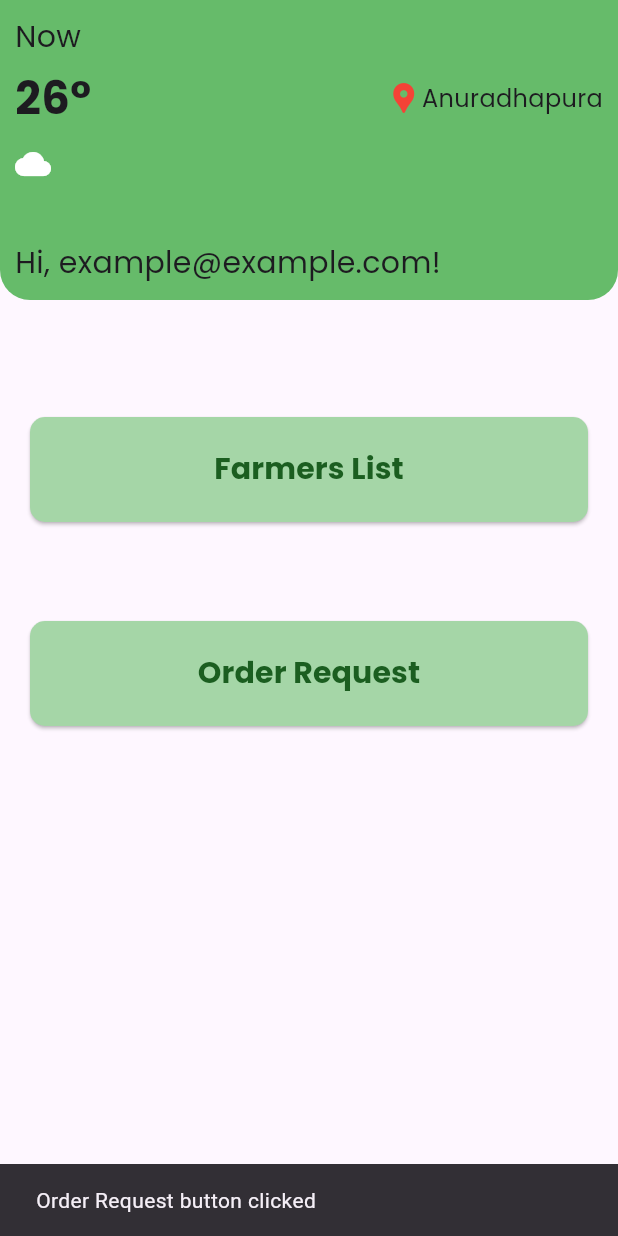
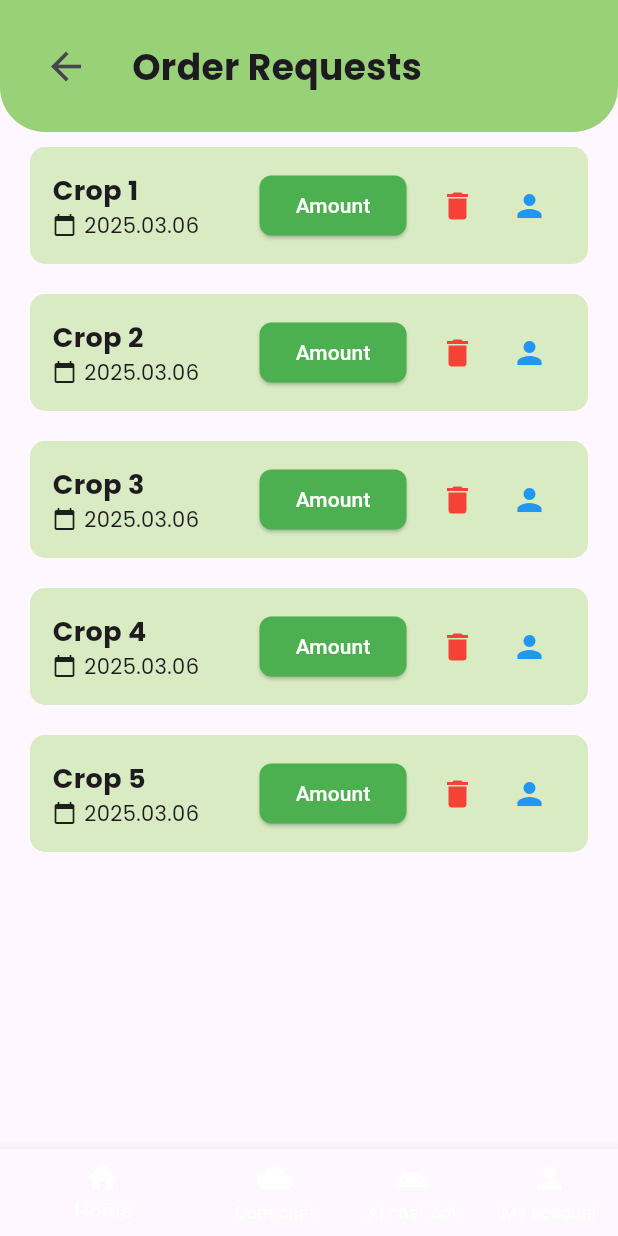
Before and after one commit to KavinduAluthwaththa/Capstone-Project-Frontend, a Flutter app: the screen it shows after launch, after a tap on "Order Request", on a phone screen of 412 x 824 dp. Run offline on Flutter 3.47's test engine with Material 3 defaults, Android fonts, the phone set to English and light mode, and no system bars; our stand-ins replace google_fonts, jwt_decoder, lottie; network calls fail.

Commit message:
added oder requsts page

```diff
--- a/lib/Splash.dart
+++ b/lib/Splash.dart
@@ -1,3 +1,4 @@
+//import 'package:capsfront/farmer_area/farmer_main_page.dart';
 import 'package:capsfront/main.dart';
 import 'package:capsfront/shop_owner_area/shop_owner_main_page.dart';
 import 'package:flutter/material.dart';
@@ -11,6 +12,8 @@ class Splashscreen extends StatefulWidget {
 }
 
 class _State extends State<Splashscreen> {
+  String email = "shopowner@example.com";
+
   @override
   void initState() {
     super.initState();
@@ -18,7 +21,7 @@ class _State extends State<Splashscreen> {
     Future.delayed(Duration(seconds: 2), () {
       Navigator.pushReplacement(
         context,
-        MaterialPageRoute(builder: (context) => ShopOwnerMainPage(email: 'example@example.com')),
+        MaterialPageRoute(builder: (context) => ShopOwnerMainPage(email: email)),
       );
     });
   }
--- a/lib/farmer_area/FarmersList.dart
+++ b/lib/shop_owner_area/FarmersList.dart
@@ -1,18 +1,11 @@
 import 'package:flutter/material.dart';
-
-void main() {
-  runApp(const FarmersList());
-}
 
 class FarmersList extends StatelessWidget {
   const FarmersList({super.key});
 
   @override
   Widget build(BuildContext context) {
-    return MaterialApp(
-      debugShowCheckedModeBanner: false,
-      home: const FarmersListPage(),
-    );
+    return const FarmersListPage();
   }
 }
 
@@ -31,6 +24,12 @@ class _FarmersListPageState extends State<FarmersListPage> {
     return Scaffold(
       backgroundColor: const Color(0xFFEAF4D3), // Light green background
       appBar: AppBar(
+        leading: IconButton(
+          icon: Icon(Icons.arrow_back),
+          onPressed: () {
+            Navigator.of(context).pop(); // This will navigate back
+          },
+        ),
         title: const Text(
           "Farmers List",
           style: TextStyle(fontWeight: FontWeight.bold, fontSize: 24),
--- /dev/null
+++ b/lib/shop_owner_area/OrderRequest.dart
@@ -0,0 +1,141 @@
+import 'package:flutter/material.dart';
+import 'package:google_fonts/google_fonts.dart';
+
+void main() {
+  runApp(const MyApp());
+}
+
+class MyApp extends StatelessWidget {
+  const MyApp({super.key});
+
+  @override
+  Widget build(BuildContext context) {
+    return MaterialApp(
+      debugShowCheckedModeBanner: false,
+      home: const OrderRequestsPage(),
+    );
+  }
+}
+
+class OrderRequestsPage extends StatelessWidget {
+  const OrderRequestsPage({super.key});
+
+  @override
+  Widget build(BuildContext context) {
+    return Scaffold(
+      body: Column(
+        children: [
+          // Header Section
+          Container(
+            padding: const EdgeInsets.all(20),
+            decoration: const BoxDecoration(
+              color: Color(0xFF98D178),
+              borderRadius: BorderRadius.only(
+                bottomLeft: Radius.circular(30),
+                bottomRight: Radius.circular(30),
+              ),
+            ),
+            child: Row(
+              children: [
+                IconButton(
+                  icon: const Icon(Icons.arrow_back, size: 30),
+                  onPressed: () => Navigator.pop(context),
+                ),
+                const SizedBox(width: 20),
+                Text(
+                  "Order Requests",
+                  style: GoogleFonts.poppins(fontSize: 24, fontWeight: FontWeight.bold),
+                ),
+              ],
+            ),
+          ),
+
+          // List of Order Requests
+          Expanded(
+            child: ListView.builder(
+              itemCount: 5,
+              itemBuilder: (context, index) {
+                return OrderRequestTile(cropName: "Crop ${index + 1}", date: "2025.03.06");
+              },
+            ),
+          ),
+
+          // Bottom Navigation Bar
+          BottomNavigationBar(
+            backgroundColor: const Color(0xFF4E7033),
+            selectedItemColor: Colors.white,
+            unselectedItemColor: Colors.white,
+            showUnselectedLabels: true,
+            items: const [
+              BottomNavigationBarItem(icon: Icon(Icons.home), label: "Home"),
+              BottomNavigationBarItem(icon: Icon(Icons.cloud), label: "Com.chat"),
+              BottomNavigationBarItem(icon: Icon(Icons.android), label: "AI chat bot"),
+              BottomNavigationBarItem(icon: Icon(Icons.person), label: "My account"),
+            ],
+          ),
+        ],
+      ),
+    );
+  }
+}
+
+class OrderRequestTile extends StatelessWidget {
+  final String cropName;
+  final String date;
+
+  const OrderRequestTile({super.key, required this.cropName, required this.date});
+
+  @override
+  Widget build(BuildContext context) {
+    return Container(
+      margin: const EdgeInsets.symmetric(horizontal: 20, vertical: 10),
+      padding: const EdgeInsets.all(15),
+      decoration: BoxDecoration(
+        color: const Color(0xFFD8EBC2),
+        borderRadius: BorderRadius.circular(10),
+      ),
+      child: Row(
+        mainAxisAlignment: MainAxisAlignment.spaceBetween,
+        children: [
+          Column(
+            crossAxisAlignment: CrossAxisAlignment.start,
+            children: [
+              Text(cropName, style: GoogleFonts.poppins(fontSize: 18, fontWeight: FontWeight.bold)),
+              Row(
+                children: [
+                  const Icon(Icons.calendar_today, size: 16),
+                  const SizedBox(width: 5),
+                  Text(date, style: GoogleFonts.poppins(fontSize: 14)),
+                ],
+              ),
+            ],
+          ),
+          Row(
+            children: [
+              ElevatedButton(
+                style: ElevatedButton.styleFrom(
+                  backgroundColor: Colors.green,
+                  foregroundColor: Colors.white,
+                  shape: RoundedRectangleBorder(
+                    borderRadius: BorderRadius.circular(8),
+                  ),
+                ),
+                onPressed: () {},
+                child: const Text("Amount"),
+              ),
+              const SizedBox(width: 10),
+              IconButton(
+                icon: const Icon(Icons.delete, color: Colors.red),
+                onPressed: () {},
+              ),
+              IconButton(
+                icon: const Icon(Icons.person, color: Colors.blue),
+                onPressed: () {},
+              ),
+            ],
+          ),
+        ],
+      ),
+    );
+  }
+}
--- a/lib/shop_owner_area/shop_owner_main_page.dart
+++ b/lib/shop_owner_area/shop_owner_main_page.dart
@@ -1,4 +1,5 @@
-import 'package:capsfront/farmer_area/FarmersList.dart';
+import 'package:capsfront/shop_owner_area/FarmersList.dart';
+import 'package:capsfront/shop_owner_area/OrderRequest.dart';
 import 'package:flutter/material.dart';
 import 'package:google_fonts/google_fonts.dart';
 
@@ -117,8 +118,12 @@ class Shop extends StatelessWidget {
                 MaterialPageRoute(builder: (context) => const FarmersList()),
               );
             } else if (text == 'Order Request') {
-              ScaffoldMessenger.of(context).showSnackBar(
-                const SnackBar(content: Text('Order Request button clicked')),
+              // ScaffoldMessenger.of(context).showSnackBar(
+              //   const SnackBar(content: Text('Order Request button clicked')),
+              // );
+              Navigator.push(
+                context,
+                MaterialPageRoute(builder: (context) => const OrderRequestsPage()),
               );
             }
           },
```
